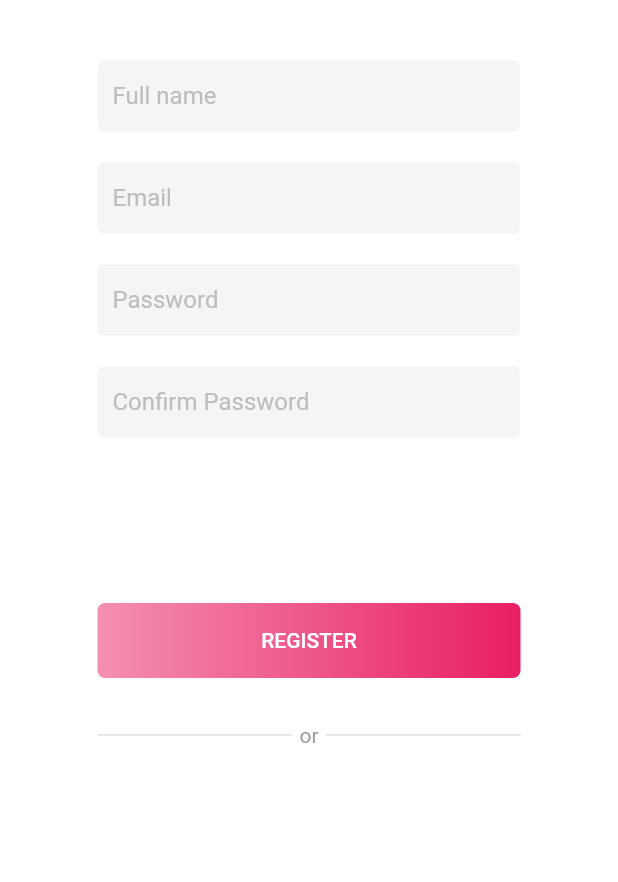
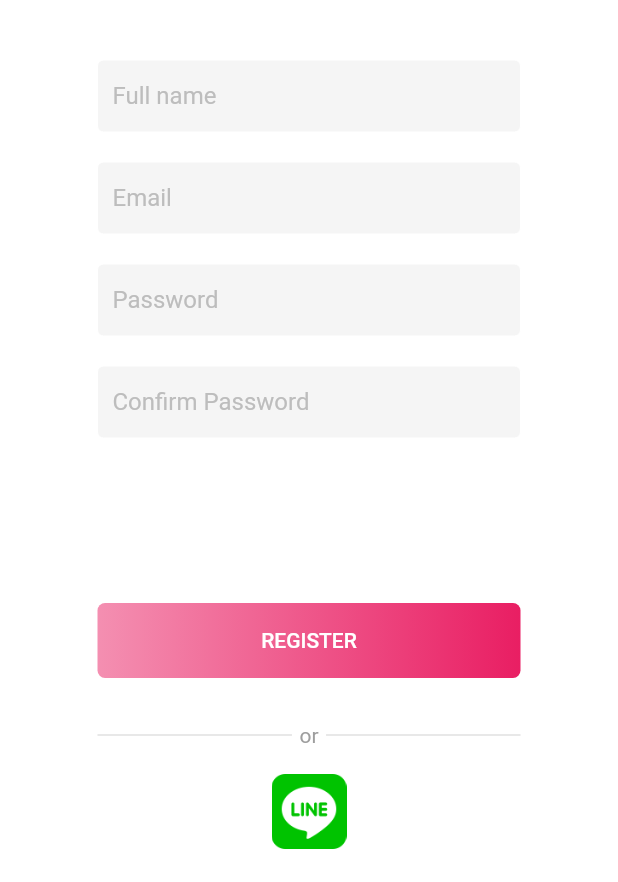
Before and after one commit to 7idea/Sanitary_Pad, a Flutter app: the Register screen opened directly, on a phone screen of 412 x 824 dp, the part 354-1236 px from its top. Run offline on Flutter 3.47's test engine with Material 2 defaults, Android fonts, the phone set to English and light mode, and no system bars; missing offline and left inert: flutter_line_sdk.

Commit message:
เพิ่มปุ่ม LoginLine หน้า Login และ Register

```diff
--- a/lib/main.dart
+++ b/lib/main.dart
@@ -59,7 +59,7 @@ class MyApp extends StatelessWidget {
       // routes: routes,
       initialRoute: SplashScreen.routeName,
       debugShowCheckedModeBanner: false,
-      home: LoginOrRegister(),
+      home: Login(),
       // home: (LineLogin()),
       // home:Profile(
       //   idTokenState: 'none',
--- a/lib/screens/Register/register.dart
+++ b/lib/screens/Register/register.dart
@@ -41,10 +41,7 @@ class Register extends StatelessWidget {
                       ),
                     ),
                     SizedBox(width: 5),
-                    Text(
-                      'or',
-                      style: TextStyle(color: Colors.grey.shade500),
-                    ),
+                    Text('or', style: TextStyle(color: Colors.grey.shade500)),
                     SizedBox(width: 5),
                     Expanded(
                       child: Container(
@@ -53,6 +50,16 @@ class Register extends StatelessWidget {
                       ),
                     ),
                   ],
+                ),
+                SizedBox(
+                  height: MediaQuery.of(context).size.width > 600 ? 20 : 10
+                ),
+                TextButton(
+                  onPressed: () {},
+                  child: Image.asset(
+                    'assets/images/btn_base.png',
+                    width: 50,
+                  ),
                 ),
               ],
             ),
@@ -74,14 +81,20 @@ Widget inputFile({label, obscureText = false}) {
         obscureText: obscureText,
         cursorColor: Colors.pink.shade200,
         decoration: InputDecoration(
-          contentPadding: EdgeInsets.symmetric(vertical: 0, horizontal: 10),
+          contentPadding: EdgeInsets.symmetric(
+            vertical: 0,
+            horizontal: 10,
+          ),
           fillColor: Colors.grey[100],
           filled: true,
           enabledBorder: OutlineInputBorder(
             borderSide: BorderSide(color: Colors.white, width: 0),
           ),
           focusedBorder: OutlineInputBorder(
-            borderSide: BorderSide(color: Colors.pink.shade200, width: 2),
+            borderSide: BorderSide(
+              color: Colors.pink.shade200,
+              width: 2,
+            ),
           ),
           hintText: label,
           hintStyle: TextStyle(color: Colors.grey[400]),
@@ -109,7 +122,10 @@ class RegisterButton extends StatelessWidget {
           gradient: LinearGradient(
             begin: FractionalOffset.topLeft,
             end: FractionalOffset.topRight,
-            colors: [Colors.pink.shade200, Colors.pink],
+            colors: [
+              Colors.pink.shade200,
+              Colors.pink,
+            ],
           ),
           borderRadius: BorderRadius.circular(5.0),
         ),
```
Also changed, not shown: lib/screens/Login/login.dart (+9 -0 lines), assets/images/btn_base.png (added), assets/images/btn_login_base.png (added), 1 other file.
